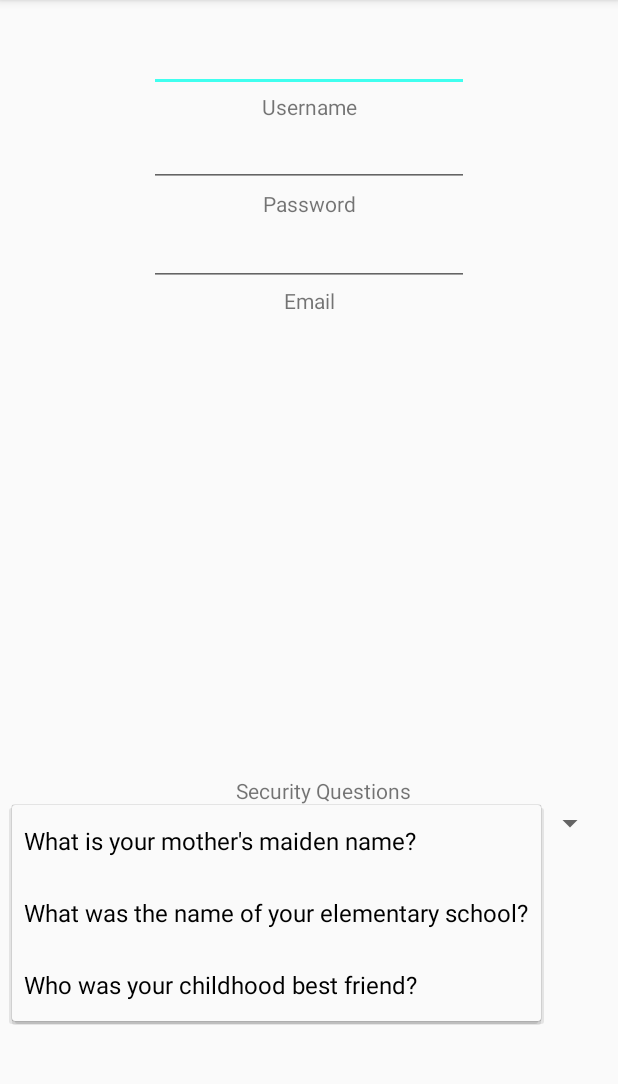
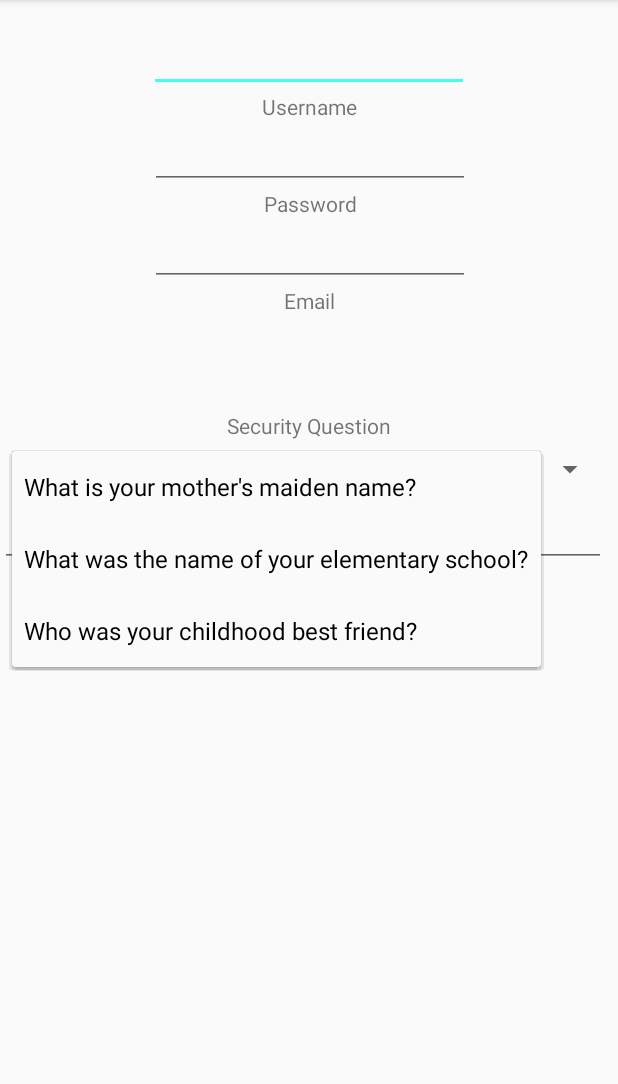
Before and after one commit to nugready/ProfessionalBuddies2, an Android app: the RegistrationActivity screen opened directly, with no data from a screen before it, after a tap on an icon or button, on a phone screen of 412 x 824 dp, the part 84-1168 px from its top. Run offline under Robolectric (Android 15) with nearby library versions, the phone set to English and light mode, and no system bars.

Commit message:
Successfully added google json file to project for use of google services plugins; also connected app to Firebase

```diff
--- a/app/build.gradle
+++ b/app/build.gradle
@@ -1,5 +1,4 @@
 apply plugin: 'com.android.application'
-//apply plugin: 'com.google.gms.google-services'
 
 android {
     compileSdkVersion 25
@@ -29,3 +28,5 @@ dependencies {
     compile 'com.android.support.constraint:constraint-layout:1.0.2'
     testCompile 'junit:junit:4.12'
 }
+
+apply plugin: 'com.google.gms.google-services'
--- a/app/src/main/res/layout/activity_registration.xml
+++ b/app/src/main/res/layout/activity_registration.xml
@@ -8,7 +8,7 @@
 
 
     <EditText
-        android:id="@+id/editText2"
+        android:id="@+id/registrationUsernameField"
         android:layout_width="wrap_content"
         android:layout_height="wrap_content"
         android:ems="10"
@@ -19,46 +19,26 @@
         android:layout_marginRight="8dp"
         app:layout_constraintRight_toRightOf="parent"
         android:layout_marginLeft="8dp"
-        app:layout_constraintLeft_toLeftOf="parent" />
-
-    <EditText
-        android:id="@+id/editText4"
-        android:layout_width="wrap_content"
-        android:layout_height="wrap_content"
-        android:ems="10"
-        android:inputType="textEmailAddress"
-        android:text= ""
-        android:layout_marginTop="-1dp"
-        app:layout_constraintTop_toBottomOf="@+id/textView3"
-        android:layout_marginLeft="8dp"
         app:layout_constraintLeft_toLeftOf="parent"
-        android:layout_marginRight="8dp"
-        app:layout_constraintRight_toRightOf="parent" />
-
-    <EditText
-        android:id="@+id/editText5"
-        android:layout_width="wrap_content"
-        android:layout_height="wrap_content"
-        android:ems="10"
-        android:inputType="textPassword"
-        android:layout_marginTop="0dp"
-        app:layout_constraintTop_toBottomOf="@+id/textView4"
-        android:layout_marginRight="8dp"
-        app:layout_constraintRight_toRightOf="parent"
-        android:layout_marginLeft="8dp"
-        app:layout_constraintLeft_toLeftOf="parent" />
+        android:layout_marginStart="8dp"
+        android:layout_marginEnd="8dp" />
 
     <Spinner
         android:id="@+id/questionsSpinner"
         android:layout_width="0dp"
         android:layout_height="wrap_content"
-        app:layout_constraintBottom_toBottomOf="parent"
-        android:layout_marginBottom="207dp"
         android:layout_marginRight="8dp"
         app:layout_constraintRight_toRightOf="parent"
         android:layout_marginLeft="8dp"
         app:layout_constraintLeft_toLeftOf="parent"
-        app:layout_constraintHorizontal_bias="1.0" />
+        app:layout_constraintHorizontal_bias="0.0"
+        android:layout_marginStart="8dp"
+        android:layout_marginEnd="8dp"
+        android:layout_marginTop="7dp"
+        app:layout_constraintTop_toBottomOf="@+id/registrationSecurityQuestionLabel"
+        app:layout_constraintBottom_toBottomOf="parent"
+        android:layout_marginBottom="8dp"
+        app:layout_constraintVertical_bias="0.0" />
 
     <!--<Spinner
         android:id="@+id/spinner"
@@ -73,55 +53,112 @@
         app:layout_constraintLeft_toLeftOf="parent" />
     -->
     <TextView
-        android:id="@+id/textView"
+        android:id="@+id/registrationSecurityQuestionLabel"
         android:layout_width="wrap_content"
         android:layout_height="wrap_content"
-        android:text="@string/securityQuestions"
+        android:layout_marginLeft="8dp"
+        android:layout_marginRight="8dp"
+        android:layout_marginTop="64dp"
+        android:text="@string/securityQuestion"
+        app:layout_constraintHorizontal_bias="0.501"
+        app:layout_constraintLeft_toLeftOf="parent"
+        app:layout_constraintRight_toRightOf="parent"
+        app:layout_constraintTop_toBottomOf="@+id/registrationEmailLabel"
+        android:layout_marginStart="8dp"
+        android:layout_marginEnd="8dp" />
+
+    <TextView
+        android:id="@+id/registrationUsernameLabel"
+        android:layout_width="wrap_content"
+        android:layout_height="wrap_content"
+        android:text="@string/username"
+        app:layout_constraintTop_toBottomOf="@+id/registrationUsernameField"
         android:layout_marginRight="8dp"
         app:layout_constraintRight_toRightOf="parent"
         android:layout_marginLeft="8dp"
         app:layout_constraintLeft_toLeftOf="parent"
-        android:layout_marginBottom="0dp"
-        app:layout_constraintBottom_toTopOf="@+id/questionsSpinner"
-        android:layout_marginTop="64dp"
-        app:layout_constraintTop_toBottomOf="@+id/textView5"
-        app:layout_constraintVertical_bias="1.0"
-        app:layout_constraintHorizontal_bias="0.535" />
+        android:layout_marginStart="8dp"
+        android:layout_marginEnd="8dp" />
 
     <TextView
-        android:id="@+id/textView3"
+        android:id="@+id/registrationPasswordLabel"
         android:layout_width="wrap_content"
         android:layout_height="wrap_content"
-        android:text="@string/username"
-        android:layout_marginTop="0dp"
-        app:layout_constraintTop_toBottomOf="@+id/editText2"
+        android:text="@string/password"
         android:layout_marginRight="8dp"
         app:layout_constraintRight_toRightOf="parent"
         android:layout_marginLeft="8dp"
-        app:layout_constraintLeft_toLeftOf="parent" />
+        app:layout_constraintLeft_toLeftOf="parent"
+        app:layout_constraintTop_toBottomOf="@+id/registrationPasswordField"
+        app:layout_constraintHorizontal_bias="0.503"
+        android:layout_marginStart="8dp"
+        android:layout_marginEnd="8dp" />
 
     <TextView
-        android:id="@+id/textView4"
-        android:layout_width="wrap_content"
-        android:layout_height="wrap_content"
-        android:text="@string/password"
-        android:layout_marginTop="1dp"
-        app:layout_constraintTop_toBottomOf="@+id/editText4"
-        android:layout_marginRight="8dp"
-        app:layout_constraintRight_toRightOf="parent"
-        android:layout_marginLeft="8dp"
-        app:layout_constraintLeft_toLeftOf="parent" />
-
-    <TextView
-        android:id="@+id/textView5"
+        android:id="@+id/registrationEmailLabel"
         android:layout_width="wrap_content"
         android:layout_height="wrap_content"
         android:text="@string/email"
-        android:layout_marginTop="0dp"
-        app:layout_constraintTop_toBottomOf="@+id/editText5"
         android:layout_marginLeft="8dp"
         app:layout_constraintLeft_toLeftOf="parent"
         android:layout_marginRight="8dp"
-        app:layout_constraintRight_toRightOf="parent" />
+        app:layout_constraintRight_toRightOf="parent"
+        android:layout_marginStart="8dp"
+        android:layout_marginEnd="8dp"
+        android:layout_marginTop="0dp"
+        app:layout_constraintTop_toBottomOf="@+id/registrationEmailField" />
 
-    </android.support.constraint.ConstraintLayout>
+    <EditText
+        android:id="@+id/registrationPasswordField"
+        android:layout_width="wrap_content"
+        android:layout_height="wrap_content"
+        android:ems="10"
+        android:inputType="textPassword"
+        app:layout_constraintLeft_toLeftOf="parent"
+        app:layout_constraintRight_toRightOf="parent"
+        app:layout_constraintTop_toBottomOf="@+id/registrationUsernameLabel"
+        app:layout_constraintHorizontal_bias="0.502" />
+
+    <EditText
+        android:id="@+id/registrationEmailField"
+        android:layout_width="wrap_content"
+        android:layout_height="wrap_content"
+        android:ems="10"
+        android:inputType="textEmailAddress"
+        android:textAlignment="center"
+        app:layout_constraintHorizontal_bias="0.502"
+        app:layout_constraintLeft_toLeftOf="parent"
+        app:layout_constraintRight_toRightOf="parent"
+        app:layout_constraintTop_toBottomOf="@+id/registrationPasswordLabel" />
+
+    <EditText
+        android:id="@+id/registrationSecurityQuestionAnswer"
+        android:layout_width="match_parent"
+        android:layout_height="wrap_content"
+        android:layout_marginBottom="8dp"
+        android:layout_marginRight="8dp"
+        android:layout_marginTop="8dp"
+        android:ems="10"
+        android:inputType="textPersonName"
+        android:textAlignment="center"
+        app:layout_constraintBottom_toBottomOf="parent"
+        app:layout_constraintHorizontal_bias="1.0"
+        app:layout_constraintLeft_toLeftOf="parent"
+        app:layout_constraintRight_toRightOf="parent"
+        app:layout_constraintTop_toBottomOf="@+id/questionsSpinner"
+        app:layout_constraintVertical_bias="0.0" />
+
+    <TextView
+        android:id="@+id/registrationSecQuestionAnswerLabel"
+        android:layout_width="wrap_content"
+        android:layout_height="wrap_content"
+        android:layout_marginBottom="8dp"
+        android:layout_marginTop="0dp"
+        android:text="@string/securityQuestionAnswer"
+        app:layout_constraintBottom_toBottomOf="parent"
+        app:layout_constraintLeft_toLeftOf="parent"
+        app:layout_constraintRight_toRightOf="parent"
+        app:layout_constraintTop_toBottomOf="@+id/registrationSecurityQuestionAnswer"
+        app:layout_constraintVertical_bias="0.0" />
+
+</android.support.constraint.ConstraintLayout>
--- a/app/src/main/res/values/strings.xml
+++ b/app/src/main/res/values/strings.xml
@@ -7,8 +7,9 @@
     <string name="recoverAccount">Forgot Username/Password?</string>
     <string name="newUser">New User? Sign up!</string>
     <string name="Accountrecovery">Account Recovery</string>
-    <string name="securityQuestions">Security Questions</string>
+    <string name="securityQuestion">Security Question</string>
     <string name="email">Email</string>
+    <string name="securityQuestionAnswer">Answer</string>
     <string name="motherMaiden">What is your mother\'s maiden name?</string>
     <string name="elementarySchool">What was the name of your elementary school?</string>
     <string name="childhoodFriend">Who was your childhood best friend?</string>
--- a/build.gradle
+++ b/build.gradle
@@ -6,7 +6,7 @@ buildscript {
     }
     dependencies {
         classpath 'com.android.tools.build:gradle:2.3.2'
-        //classpath 'com.google.gms:google-services:3.0.0'
+        classpath 'com.google.gms:google-services:3.0.0'
 
         // NOTE: Do not place your application dependencies here; they belong
         // in the individual module build.gradle files
```
